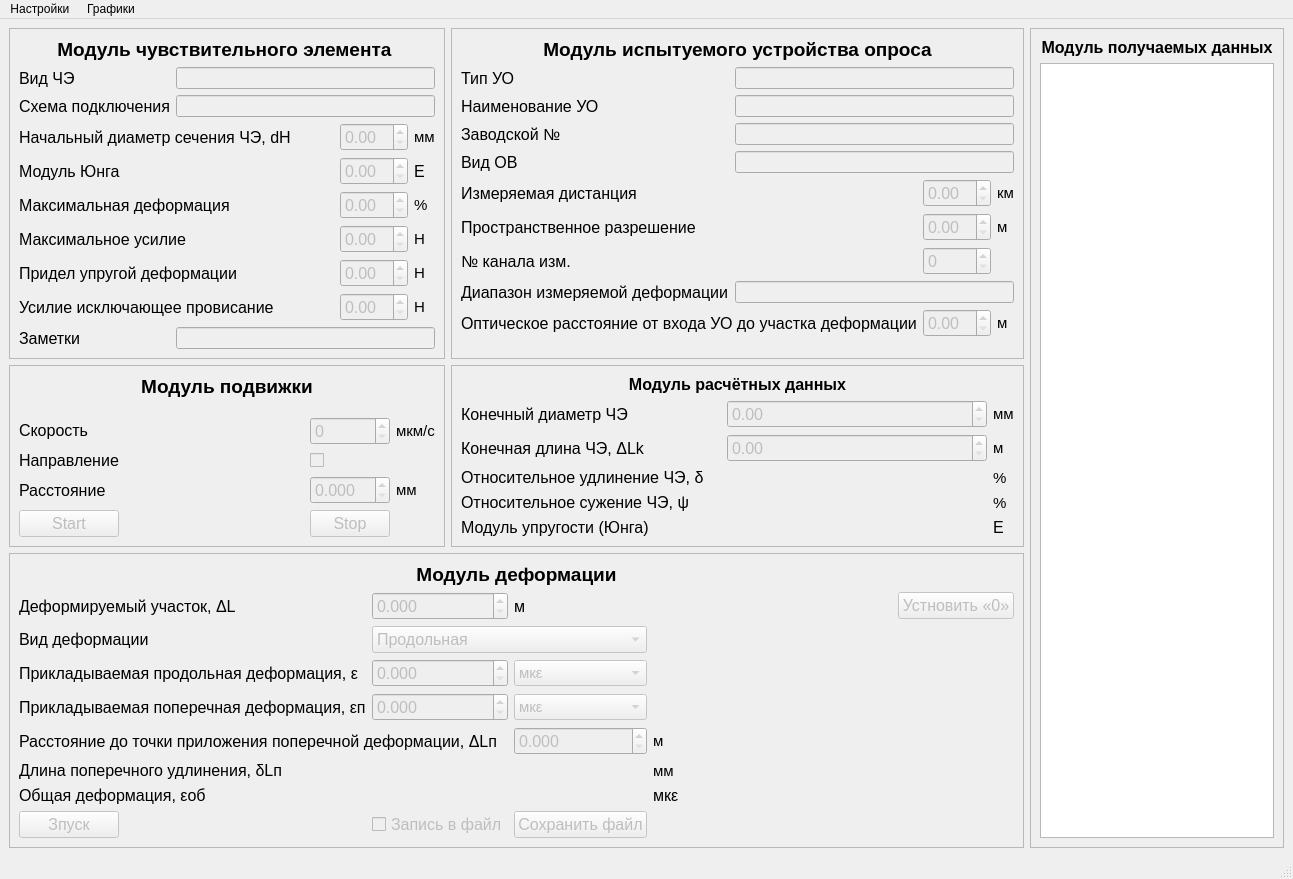
Qt form form.ui (fosghen/DeformationSternd) before a commit.
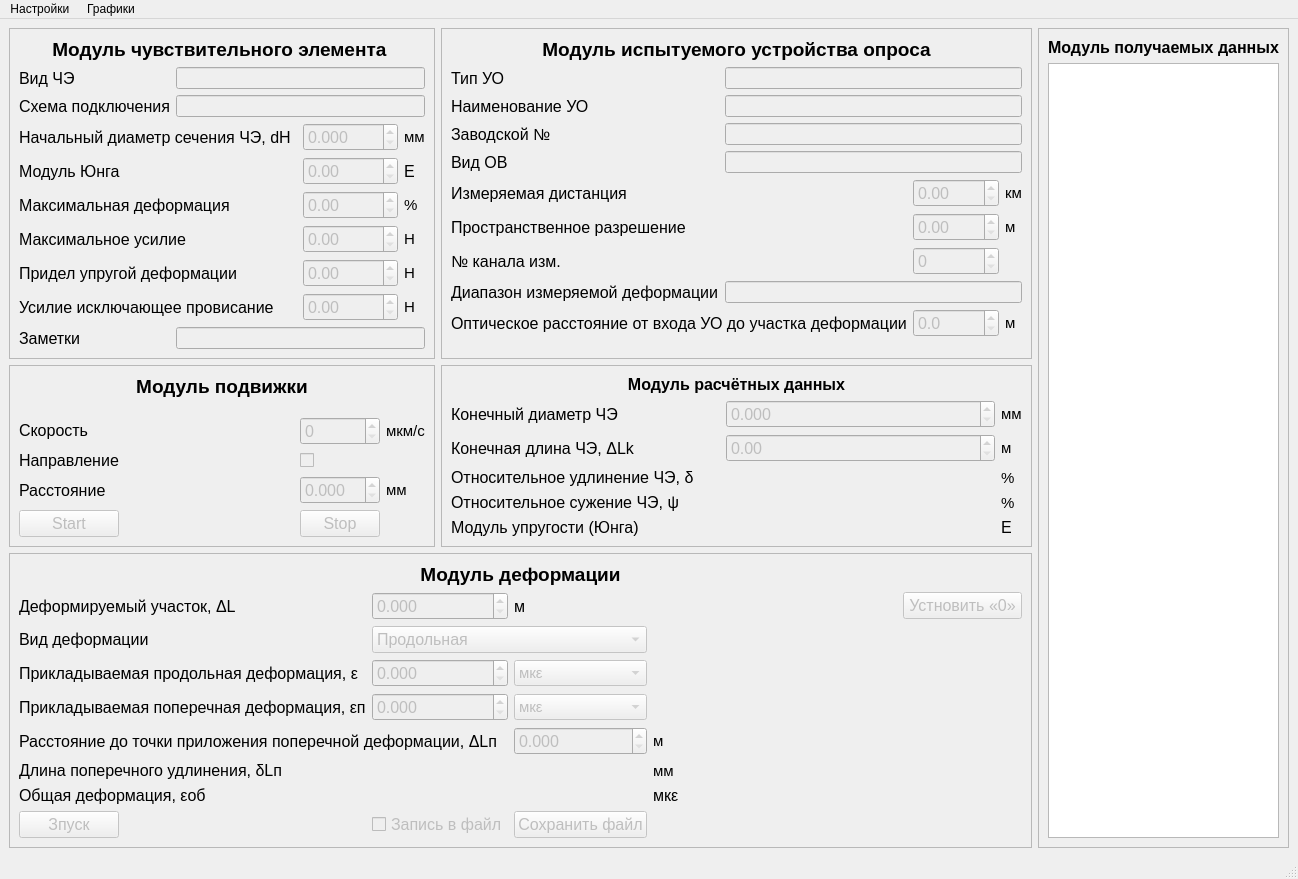
The same form after that commit.

Patch:
```diff
--- a/form.ui
+++ b/form.ui
@@ -511,6 +511,12 @@
              <property name="enabled">
               <bool>false</bool>
              </property>
+             <property name="maximum">
+              <double>9999.989999999999782</double>
+             </property>
+             <property name="singleStep">
+              <double>0.100000000000000</double>
+             </property>
             </widget>
            </item>
            <item row="3" column="0">
@@ -536,6 +542,12 @@
              <property name="enabled">
               <bool>false</bool>
              </property>
+             <property name="maximum">
+              <double>9999.989999999999782</double>
+             </property>
+             <property name="singleStep">
+              <double>0.100000000000000</double>
+             </property>
             </widget>
            </item>
            <item row="10" column="0">
@@ -559,6 +571,15 @@
              <property name="enabled">
               <bool>false</bool>
              </property>
+             <property name="decimals">
+              <number>1</number>
+             </property>
+             <property name="maximum">
+              <double>99999.000000000000000</double>
+             </property>
+             <property name="singleStep">
+              <double>0.100000000000000</double>
+             </property>
             </widget>
            </item>
            <item row="7" column="0">
@@ -1050,6 +1071,12 @@
                <pointsize>12</pointsize>
               </font>
              </property>
+             <property name="maximum">
+              <double>9999.989999999999782</double>
+             </property>
+             <property name="singleStep">
+              <double>0.100000000000000</double>
+             </property>
             </widget>
            </item>
            <item row="6" column="4">
@@ -1074,6 +1101,12 @@
                <pointsize>12</pointsize>
               </font>
              </property>
+             <property name="maximum">
+              <double>9999.989999999999782</double>
+             </property>
+             <property name="singleStep">
+              <double>0.100000000000000</double>
+             </property>
             </widget>
            </item>
            <item row="7" column="0" colspan="2">
@@ -1244,6 +1277,12 @@
                <pointsize>12</pointsize>
               </font>
              </property>
+             <property name="maximum">
+              <double>9999.989999999999782</double>
+             </property>
+             <property name="singleStep">
+              <double>0.100000000000000</double>
+             </property>
             </widget>
            </item>
            <item row="2" column="1" colspan="4">
@@ -1268,6 +1307,12 @@
                <pointsize>12</pointsize>
               </font>
              </property>
+             <property name="maximum">
+              <double>9999.989999999999782</double>
+             </property>
+             <property name="singleStep">
+              <double>0.100000000000000</double>
+             </property>
             </widget>
            </item>
            <item row="4" column="4">
@@ -1332,6 +1377,15 @@
                <pointsize>12</pointsize>
               </font>
              </property>
+             <property name="decimals">
+              <number>3</number>
+             </property>
+             <property name="maximum">
+              <double>9999.989999999999782</double>
+             </property>
+             <property name="singleStep">
+              <double>0.100000000000000</double>
+             </property>
             </widget>
            </item>
            <item row="4" column="3">
@@ -1344,6 +1398,12 @@
                <pointsize>12</pointsize>
               </font>
              </property>
+             <property name="maximum">
+              <double>9999.989999999999782</double>
+             </property>
+             <property name="singleStep">
+              <double>0.100000000000000</double>
+             </property>
             </widget>
            </item>
           </layout>
@@ -1425,6 +1485,12 @@
              <property name="enabled">
               <bool>false</bool>
              </property>
+             <property name="maximum">
+              <double>9999.989999999999782</double>
+             </property>
+             <property name="singleStep">
+              <double>0.100000000000000</double>
+             </property>
             </widget>
            </item>
            <item row="2" column="0">
@@ -1439,6 +1505,15 @@
              <property name="enabled">
               <bool>false</bool>
              </property>
+             <property name="decimals">
+              <number>3</number>
+             </property>
+             <property name="maximum">
+              <double>9999.989999999999782</double>
+             </property>
+             <property name="singleStep">
+              <double>0.100000000000000</double>
+             </property>
             </widget>
            </item>
            <item row="0" column="0" colspan="3">
```
Left out of the diff: 8 changed lines with no effect on the pictures.
